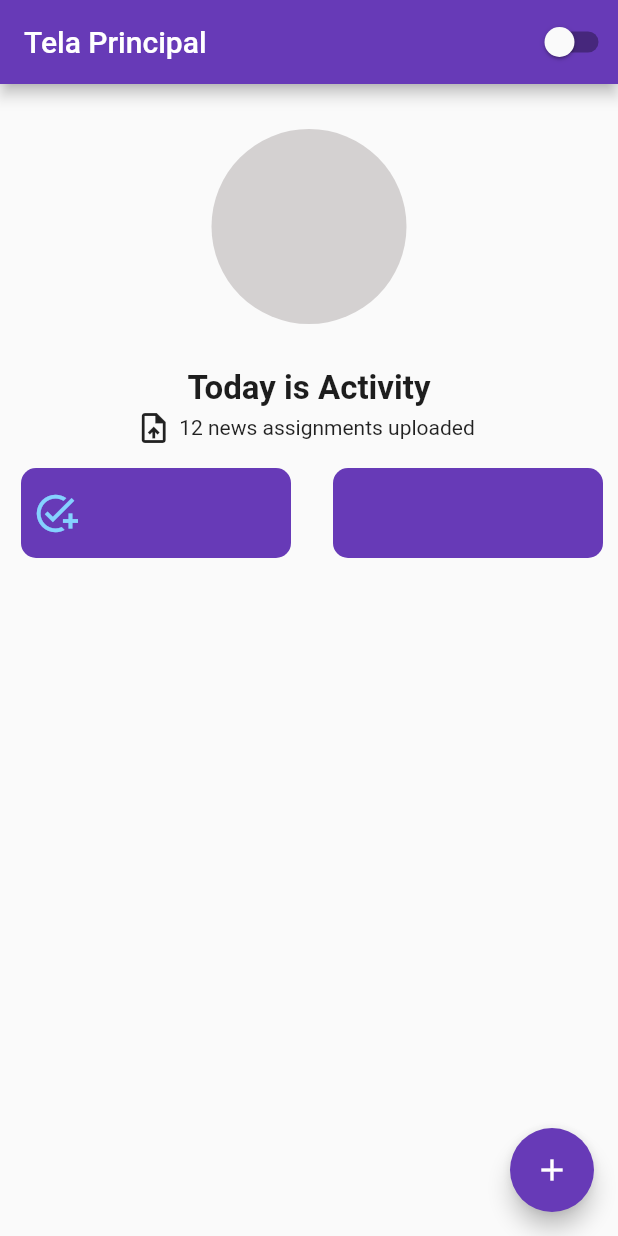
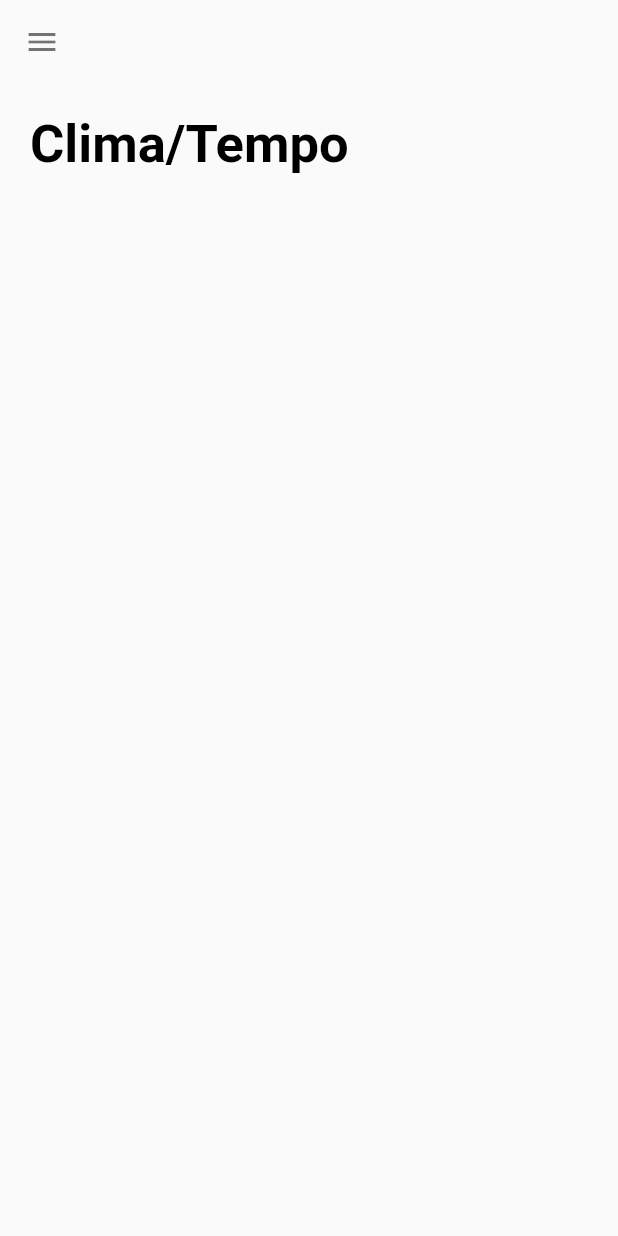
Before and after one commit to wenerson-venancio/card_pagecontrol, a Flutter app: the screen it shows after launch, on a phone screen of 412 x 824 dp. Run offline on Flutter 3.47's test engine with Material 2 defaults, Android fonts, the phone set to English and light mode, and no system bars.

```diff
--- a/lib/app_widget.dart
+++ b/lib/app_widget.dart
@@ -11,14 +11,9 @@ class AppWidget extends StatelessWidget {
     return AnimatedBuilder(
       animation: AppController.instance,
       builder: (context, child) {
-        return MaterialApp(
+        return const MaterialApp(
           debugShowCheckedModeBanner: false,
-          theme: ThemeData(
-              primarySwatch: Colors.deepPurple,
-              brightness: AppController.instance.isDartTheme
-                  ? Brightness.dark
-                  : Brightness.light),
-          home: const HomePage(),
+          home: HomePage(),
         );
       },
     );
--- a/lib/home_page.dart
+++ b/lib/home_page.dart
@@ -1,101 +1,47 @@
-// ignore_for_file: avoid_unnecessary_containers, prefer_const_constructors
-
-import 'package:card/app_controller.dart';
 import 'package:flutter/material.dart';
 
-class HomePage extends StatefulWidget {
+class HomePage extends StatelessWidget {
   const HomePage({Key? key}) : super(key: key);
-
-  @override
-  State<HomePage> createState() {
-    return HomePageState();
-  }
-}
-
-class HomePageState extends State<HomePage> {
-  int counter = 0;
 
   @override
   Widget build(BuildContext context) {
     return Scaffold(
       appBar: AppBar(
-        title: const Text('Tela Principal'),
-        actions: [
-          Switch(
-              value: AppController.instance.isDartTheme,
-              onChanged: (value) {
-                setState(() {
-                  AppController.instance.changeTheme();
-                });
-              }),
-        ],
+        leading: const Icon(
+          Icons.menu,
+          color: Colors.black54,
         ),
-      body: SizedBox(
+        backgroundColor: Colors.transparent,
+        elevation: 0,
+      ),
+      body: SafeArea(
+        child: Padding(
+          padding: const EdgeInsets.all(20.0),
           child: Column(
+            mainAxisAlignment: MainAxisAlignment.start,
             children: [
-            Container(
-                height: 130,
-                width: 130,
-                margin: const EdgeInsets.all(30),
-                decoration: const BoxDecoration(
-                    color: Color.fromRGBO(212, 209, 209, 1),
-                    borderRadius: BorderRadius.all(Radius.circular(100)))),
-            Row(mainAxisAlignment: MainAxisAlignment.center, children: const [
-              Text('Today is Activity',
-                  style: TextStyle(
-                      fontWeight: FontWeight.bold,
-                      fontSize: 22,
-                      color: Color.fromARGB(255, 29, 29, 29))),
-            ]),
-            Row(
-              mainAxisAlignment: MainAxisAlignment.center,
-              children: [
-                const Icon(Icons.upload_file_outlined),
-                Container(
-                  margin: const EdgeInsets.all(5),
-                  child: const Text('12 news assignments uploaded'),
-                ),
-              ],
-            ),
               Row(
                 mainAxisAlignment: MainAxisAlignment.spaceBetween,
+                crossAxisAlignment: CrossAxisAlignment.start,
                 children: [
-                Container(
-                  // ignore: sort_child_properties_last
-                  child: Icon(
-                    Icons.add_task,
-                    color: Color.fromARGB(255, 133, 210, 255),
-                    size: 30,
-                  ),
-                  alignment: Alignment.centerLeft,
-                  padding: const EdgeInsets.symmetric(horizontal: 8),
-                  margin: const EdgeInsets.all(14),
-                  height: 60,
-                  width: 180,
-                  decoration: const BoxDecoration(
-                      borderRadius: BorderRadius.all(Radius.circular(10)),
-                      color: Colors.deepPurple),
-                ),
-                Container(
-                  margin: const EdgeInsets.all(14),
-                  height: 60,
-                  width: 180,
-                  decoration: const BoxDecoration(
-                      borderRadius: BorderRadius.all(Radius.circular(10)),
-                      color: Colors.deepPurple),
+                  Column(
+                    crossAxisAlignment: CrossAxisAlignment.start,
+                    children: const [
+                      Text(
+                        'Clima/Tempo',
+                        style: TextStyle(
+                            color: Colors.black,
+                            fontWeight: FontWeight.bold,
+                            fontSize: 35),
+                      )
+                    ],
                   )
                 ],
               )
             ],
           ),
         ),
-      floatingActionButton: FloatingActionButton(
-          child: const Icon(Icons.add),
-          onPressed: () {
-            setState(() {
-              counter++;
-            });
-          }),
+      ),
     );
   }
 }
```
Also changed, not shown: pubspec.yaml (+2 -8 lines), images/flying-kite.png (added), images/froks.webp (added), images/google.png (added), images/jogger.webp (added), images/light_rain.png (added), images/light_rainsun.png (added), images/men.webp (added), images/mens.webp (added), images/partly_cloudy.png (added), images/rainy.png (added), images/socks.webp (added), images/weather.png (added), images/women.webp (added). Lines whose indentation alone changed are shown as unchanged.
